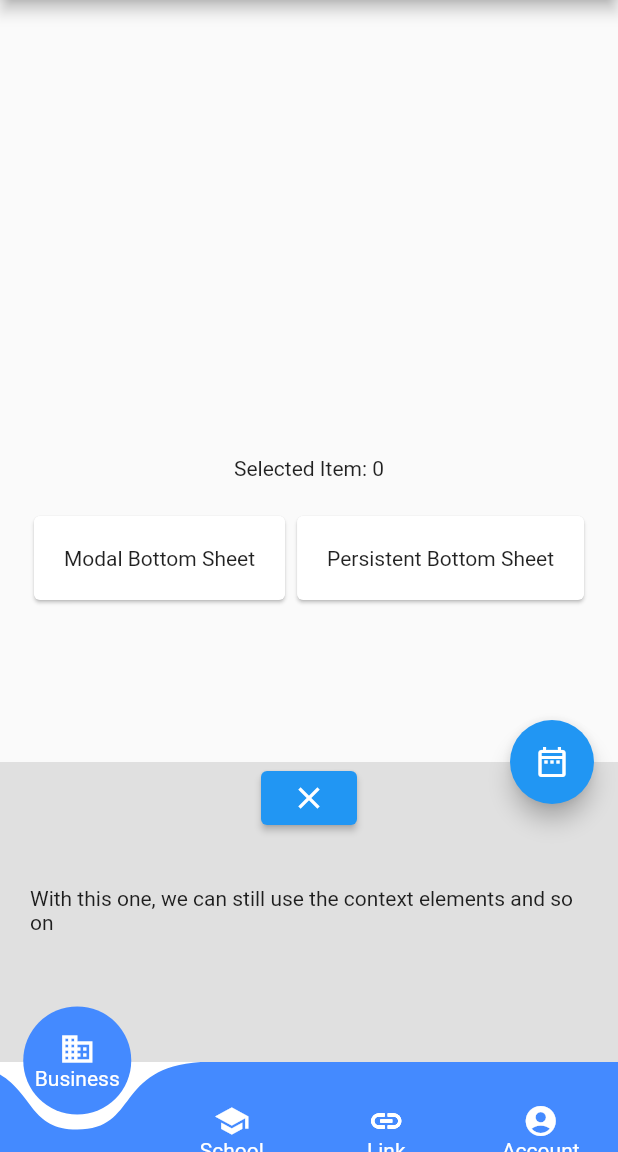
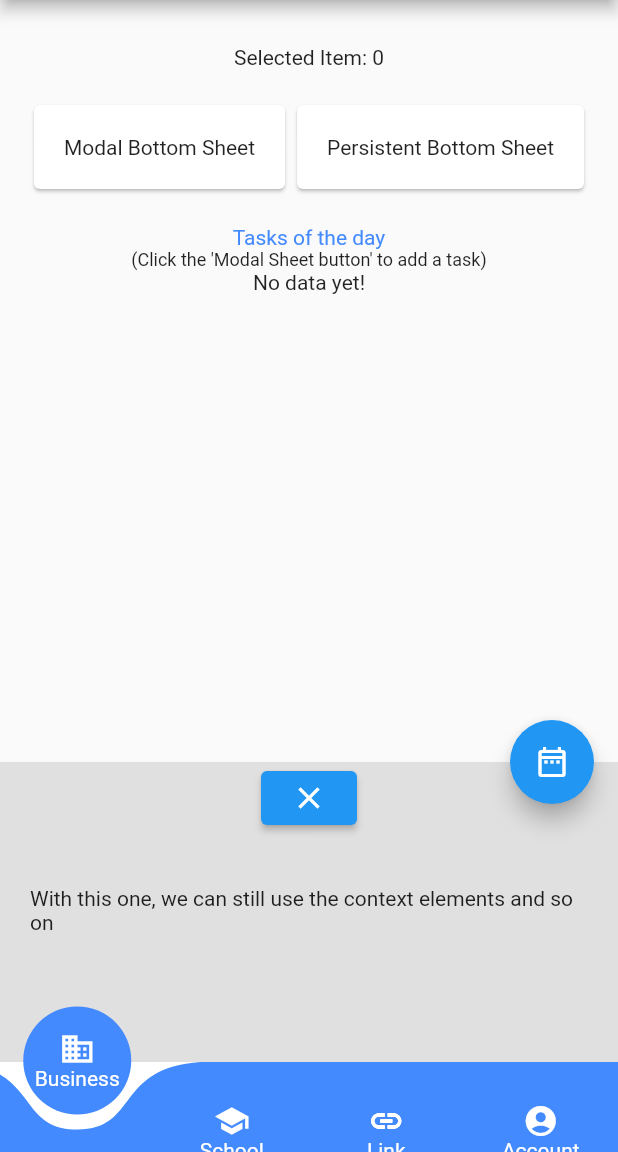
Before and after one commit to MufalmeAthos/Flutter_sqflite_crud, a Flutter app: the screen it shows after launch, after a tap on "Persistent Bottom Sheet", on a phone screen of 412 x 824 dp, the part 84-1236 px from its top. Run offline on Flutter 3.47's test engine with Material 2 defaults, Android fonts, the phone set to English and light mode, and no system bars; drawn by our look-alikes of curved_navigation_bar; our stand-ins replace sqflite; accounts and stored records are empty.

Commit message:
add new task and display tasks from db

```diff
--- a/lib/main.dart
+++ b/lib/main.dart
@@ -1,11 +1,16 @@
 import 'dart:async';
+import 'dart:io';
 
-import 'package:flutter/cupertino.dart';
 import 'package:flutter/material.dart';
 import 'package:curved_navigation_bar/curved_navigation_bar.dart';
+import 'package:path_provider/path_provider.dart';
+import 'package:sqflite/sqflite.dart';
+import 'package:path/path.dart';
+
 import 'package:sqlitecrud/modal.dart';
 
 void main(){
+  WidgetsFlutterBinding.ensureInitialized();
   runApp(SqliteApp());
 }
 
@@ -35,10 +40,11 @@ class MyHomePage extends StatefulWidget {
 class _MyHomePageState extends State<MyHomePage> {
 
   int _selectedIndex = 0;
+  BuildContext? context_ ;
   void _onItemTapped(int index){
     // print("index: $index");
     if(index==3){
-      Navigator.push(context, MaterialPageRoute(builder: (context){ return  const MyStatelessWidget();} ));
+      Navigator.push(context_!, MaterialPageRoute(builder: (context){ return  const MyStatelessWidget();} ));
     }
     setState((){
       _selectedIndex = index;
@@ -46,13 +52,18 @@ class _MyHomePageState extends State<MyHomePage> {
   }
   TextEditingController _textController = new TextEditingController();
   final _scafoldKey = GlobalKey<ScaffoldState>();
+
   @override
   Widget build(BuildContext context) {
+    context_ = context;
     return Scaffold(
       key: _scafoldKey,
       appBar: AppBar(title: Text("Sqlite Crud App"),),
-      body: Column(
+      body: SingleChildScrollView(
+        padding: EdgeInsets.symmetric(vertical: 30, horizontal: 10),
+        child: Column(
           mainAxisAlignment: MainAxisAlignment.center,
+
           children: [
             Center(
               child: Text("Selected Item: $_selectedIndex"),
@@ -60,6 +71,7 @@ class _MyHomePageState extends State<MyHomePage> {
             SizedBox(height: 20,),
             Row(
               mainAxisSize: MainAxisSize.min,
+              mainAxisAlignment: MainAxisAlignment.center,
               children:  [
                 InkWell(
                   onTap: (){
@@ -85,8 +97,40 @@ class _MyHomePageState extends State<MyHomePage> {
                   ),
                 )
               ],
+            ),
+            SizedBox(height: 20,),
+            Text("Tasks of the day", style: TextStyle(color: Colors.blueAccent,fontSize: 14), ),
+            Text("(Click the 'Modal Sheet button' to add a task)", style: TextStyle(fontSize: 12),),
+
+
+            /** The List items now **/
+            Center(
+              child: FutureBuilder<List<TaskList>>(
+                future: DatabaseHelper.instance.getTasks(),
+                builder: (BuildContext context, AsyncSnapshot<List<TaskList>> snapshot){
+
+                  // print(snapshot.data);
+                  if(!snapshot.hasData){
+                    return Center(child: Text("Loading..."),);
+                  }
+                  return snapshot.data!.isEmpty
+                    ?Center(child: Text("No data yet!"),)
+                    :Column(
+                    children: snapshot.data!.map((taskList) {
+                      return Center(
+                        child: ListTile(
+                          title: Text("- "+taskList.name),
+                        ),
+                      );
+                    }).toList(),
+                  );
+                },
+
+              ),
             )
+
           ],
+        ),
       ),
       bottomNavigationBar:
       // BottomNavigationBar(
@@ -263,19 +307,25 @@ class _MyHomePageState extends State<MyHomePage> {
                     Text("New Task"),
                     TextField(
                       decoration: InputDecoration(
-                        label: Text("Enter a task")
+                        label: Text("Enter a task"),
+                        icon: Icon(Icons.text_fields),
                       ),
                       controller: _textController,
 
                     ),
                     ElevatedButton(
-                      onPressed: (){
+                      onPressed: () async{
+                        await DatabaseHelper.instance.add(
+                          TaskList(name: _textController.text),
+                        );
                         print(_textController.text);
                         _textController.clear();
                         Timer(
                           Duration(milliseconds: 500),
                           () {
-                            Navigator.pop(context);
+                            Navigator.push(context, MaterialPageRoute(
+                                builder: (context){ return MyHomePage();}
+                            ));
                           },
                         );
                       },
@@ -349,3 +399,65 @@ class _MyHomePageState extends State<MyHomePage> {
     );
   }
 }
+
+
+class TaskList{
+  final int? id;
+  final String name;
+  TaskList({this.id, required this.name});
+  factory  TaskList.fromMap(Map<String, dynamic> json) =>  TaskList(
+      id: json['id'],
+      name: json['name']
+  );
+
+  Map<String, dynamic> toMap(){
+    return {
+      "id": id,
+      "name": name,
+    };
+  }
+
+}
+
+class DatabaseHelper{
+  DatabaseHelper._privateConstructor();
+  static final DatabaseHelper instance = DatabaseHelper._privateConstructor();
+  static Database? _database;
+  Future<Database> get database async => _database ??= await _initDatabase();
+
+  Future<Database> _initDatabase() async{
+    Directory documentsDirectory = await getApplicationDocumentsDirectory();
+    String path = join(documentsDirectory.path, 'tasklist.db');
+    // print("object");
+    // print(path);
+    // print(join(documentsDirectory.path, 'tasklist.db'));
+    return await openDatabase(
+      path,
+      version: 1,
+      onCreate: _onCreate,
+    );
+  }
+  Future _onCreate(Database db, int version) async{
+    await db.execute('''
+    CREATE TABLE tasks(
+    id INTEGER PRIMARY KEY,
+    name TEXT
+    )
+    ''');
+  }
+  Future<List<TaskList>> getTasks() async{
+    Database db = await instance.database;
+    // print("object1");
+    // print(db);
+    var tasks = await db.query('tasks',orderBy: 'id');
+    List<TaskList> taskList = tasks.isNotEmpty
+    ? tasks.map( (c)=> TaskList.fromMap(c) ).toList()
+    : [];
+    return taskList;
+
+  }
+  Future add(TaskList taskList) async{
+    Database db = await instance.database;
+    return await db.insert('tasks', taskList.toMap());
+  }
+}
--- a/pubspec.yaml
+++ b/pubspec.yaml
@@ -34,6 +34,8 @@ dependencies:
   # The following adds the Cupertino Icons font to your application.
   # Use with the CupertinoIcons class for iOS style icons.
   cupertino_icons: ^1.0.2
+  sqflite: ^2.0.2+1
+  path_provider: ^2.0.10
 
 dev_dependencies:
   flutter_test:
```
Also changed, not shown: pubspec.lock. Lines whose indentation alone changed are shown as unchanged.
